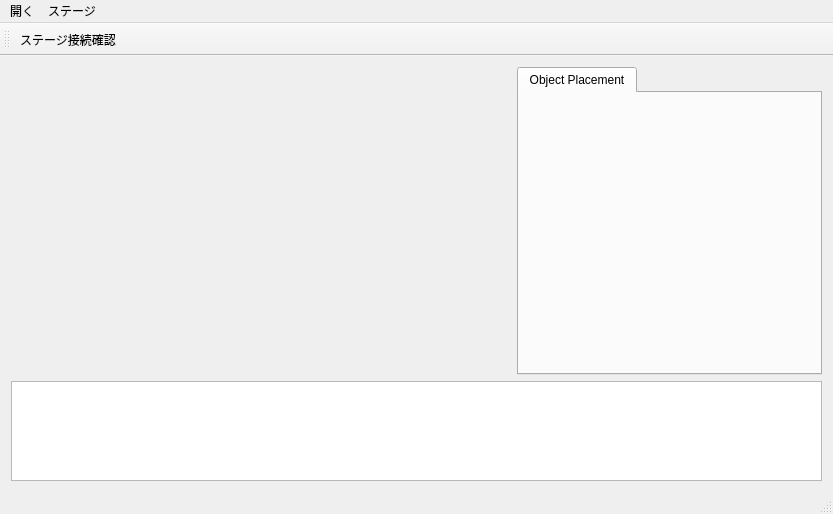
MaruoLab2015/5AxisFabricationApplication, file mainwindow.ui: the form before one commit.
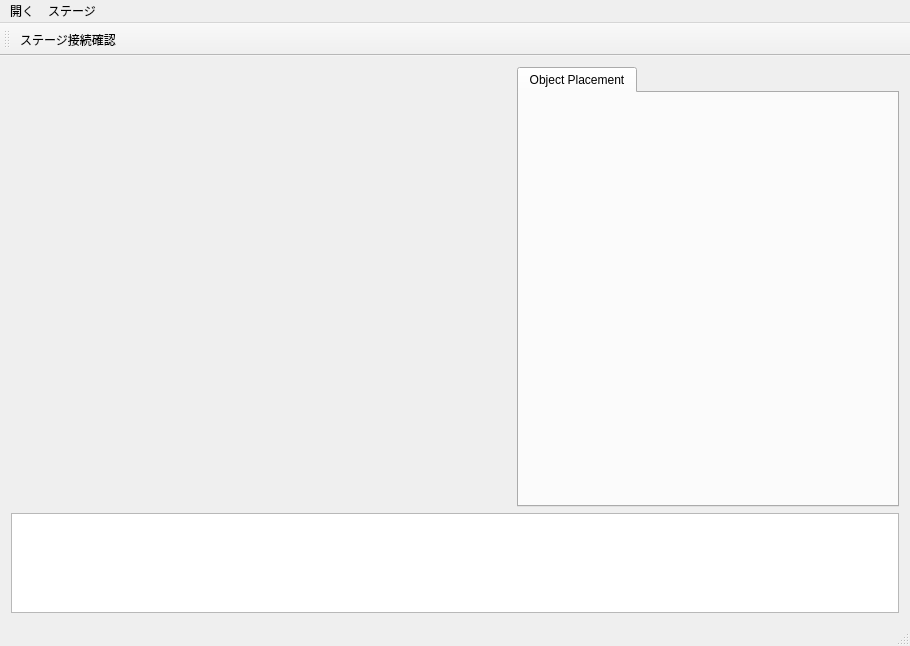
The form after the commit. Custom widgets are drawn as their Qt base class.

Patch:
```diff
--- a/mainwindow.ui
+++ b/mainwindow.ui
@@ -6,8 +6,8 @@
    <rect>
     <x>0</x>
     <y>0</y>
-    <width>833</width>
-    <height>514</height>
+    <width>910</width>
+    <height>646</height>
    </rect>
   </property>
   <property name="windowTitle">
@@ -68,7 +68,7 @@
     <rect>
      <x>0</x>
      <y>0</y>
-     <width>833</width>
+     <width>910</width>
      <height>22</height>
     </rect>
    </property>
```
